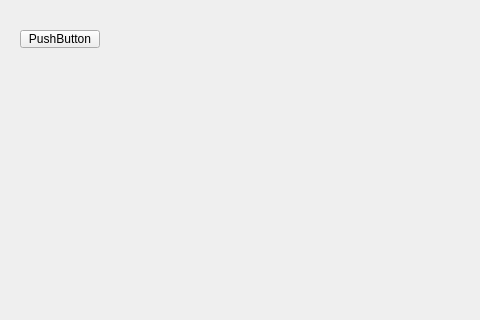
This is mainwindow.ui in Santiago-F1/Fall-2022-First-Qt-Project as Qt 5 draws it before an edit; both pictures show x 0 to 480 and y 0 to 320 of the 800 by 600 pixel window. The edited form follows.
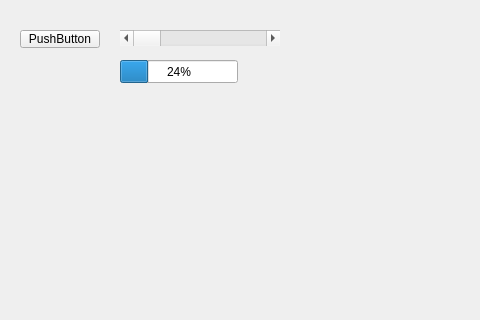
This is the edited form.

Commit message: Progress bar with slider

Diff of the .ui file:
```diff
--- a/mainwindow.ui
+++ b/mainwindow.ui
@@ -27,6 +27,32 @@
      <string>PushButton</string>
     </property>
    </widget>
+   <widget class="QScrollBar" name="horizontalScrollBar">
+    <property name="geometry">
+     <rect>
+      <x>120</x>
+      <y>30</y>
+      <width>160</width>
+      <height>16</height>
+     </rect>
+    </property>
+    <property name="orientation">
+     <enum>Qt::Horizontal</enum>
+    </property>
+   </widget>
+   <widget class="QProgressBar" name="progressBar">
+    <property name="geometry">
+     <rect>
+      <x>120</x>
+      <y>60</y>
+      <width>118</width>
+      <height>23</height>
+     </rect>
+    </property>
+    <property name="value">
+     <number>24</number>
+    </property>
+   </widget>
   </widget>
   <widget class="QMenuBar" name="menubar">
    <property name="geometry">
```
Left out of the diff: 16 changed lines with no effect on the pictures.
